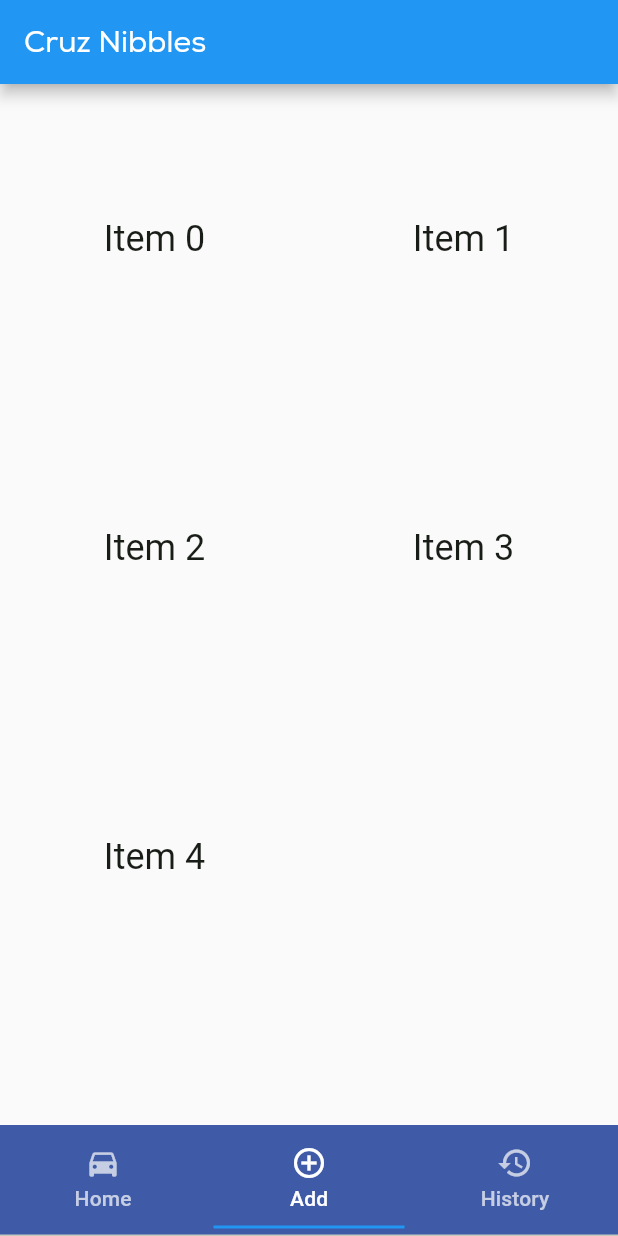
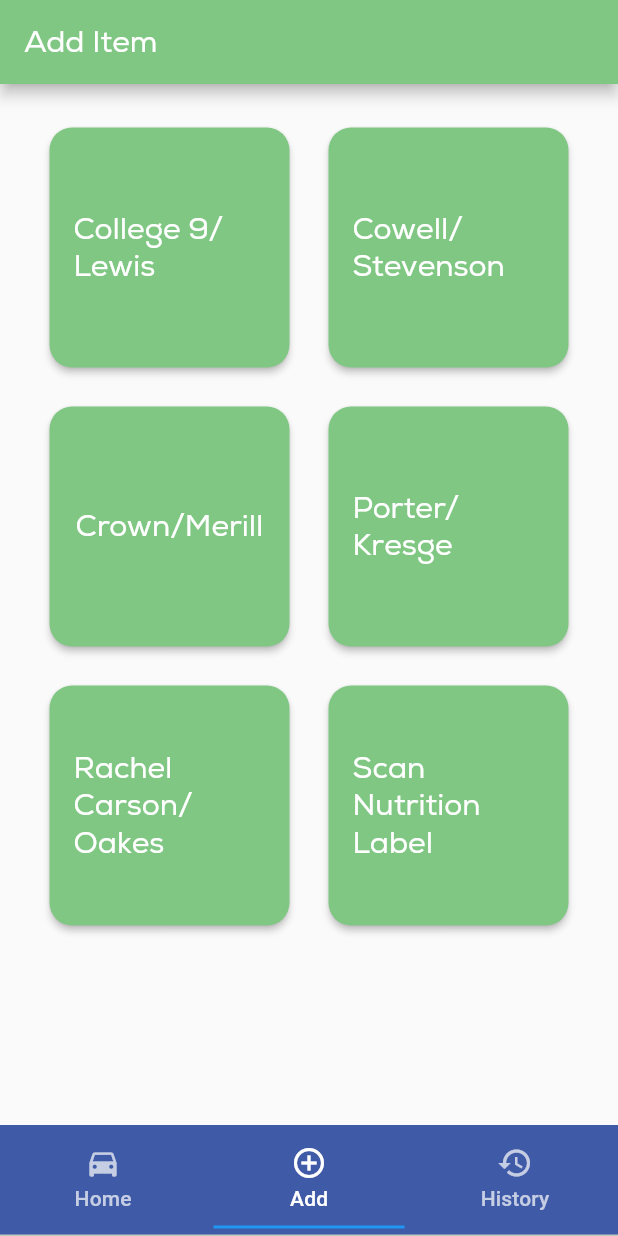
Before and after one commit to briankhoi/Slug-Vitals, a Flutter app: the screen it shows after launch, item 2 of the bottom bar chosen, on a phone screen of 412 x 824 dp. Run offline on Flutter 3.47's test engine with Material 2 defaults, Android fonts, the light colour scheme and no system bars.

Commit message:
finished styling add page

```diff
--- a/lib/pages/add_page.dart
+++ b/lib/pages/add_page.dart
@@ -2,27 +2,56 @@ import 'package:flutter/material.dart';
 
 class AddPage extends StatelessWidget {
   @override
-
   Widget build(BuildContext context) {
+    List<String> buttonNames = ['College 9/Lewis', 'Cowell/Stevenson', 'Crown/Merill', 'Porter/Kresge', 'Rachel Carson/Oakes', 'Scan Nutrition Label'];
     return MaterialApp(
       theme: ThemeData(fontFamily: 'Nexa'),
       title: 'Cruz Nibbles',
       home: Scaffold(
         appBar: AppBar(
-          title: const Text('Cruz Nibbles'),
+          title: const Text('Add Item'),
+          backgroundColor: Colors.green.shade300,
         ),
-        body: GridView.count(
+        body: Padding(
+          padding: const EdgeInsets.all(20.0),
+          child: GridView.count(
           // create two columns
           crossAxisCount: 2,
-          // Generate 5 widgets, one for each dining hall
-          children: List.generate(5, (index) {
+          // Generate 5 buttons, one for each dining hall
+          children: List.generate(6, (index) {
             return Center(
-              child: Text(
-                'Item $index',
-                style: Theme.of(context).textTheme.headlineSmall,
+              child: Column(
+                mainAxisAlignment: MainAxisAlignment.center,
+                children: [
+                  ElevatedButton(
+                    onPressed: () {
+                      // Don't need to touch anything before this
+                      // Add the link and function here
+                      // Remember this is a for loop
+                      print('Button $index pressed');
+
+
+
+                      // Don't need to touch anything after this
+                    },
+                    style: ElevatedButton.styleFrom(
+                      shape: RoundedRectangleBorder(
+                        borderRadius: BorderRadius.circular(15.0), // Adjust the value as needed
+                      ),
+                      fixedSize: Size(160,160),
+                      primary: Colors.green.shade300,
+                    ),
+                    child: Text(
+                      '${buttonNames[index]}',
+                      style: TextStyle(fontFamily: 'Nexa', fontSize: 20,),
+                    ),
+                  ),
+                  SizedBox(height: 8), // Optional spacing between button and text
+
+                ],
               ),
             );
-          }),
+          }),),
         ),
       ),
     );
```
